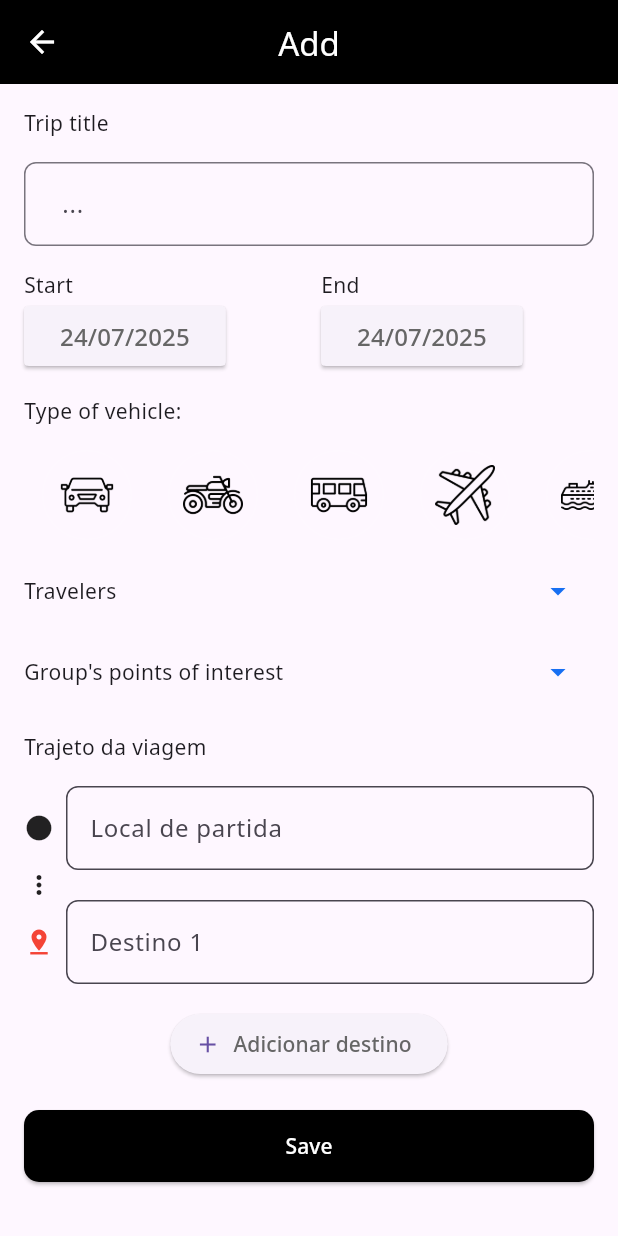
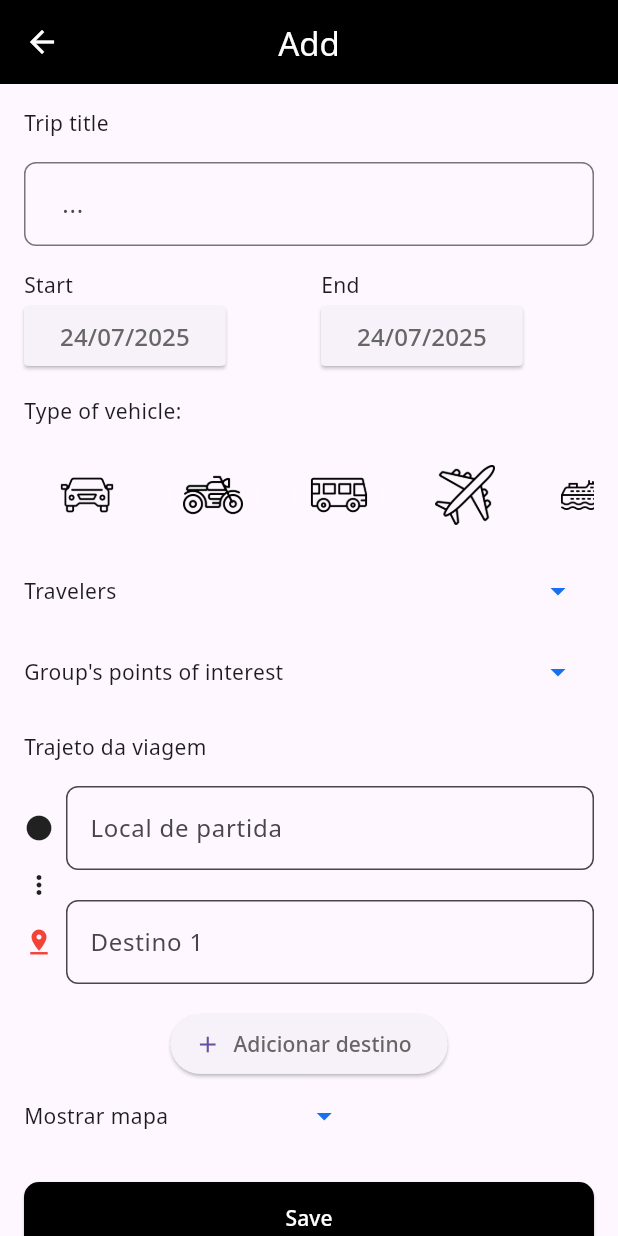
Before and after one commit to Siiki-89/my_travels, a Flutter app: the CreateTravelPage screen opened by its route, on a phone screen of 412 x 824 dp. Run offline on Flutter 3.47's test engine with Material 3 defaults, Android fonts, the phone set to English and light mode, and no system bars; our stand-ins replace flutter_dotenv, geolocator, google_fonts, google_maps_flutter, image_picker, shared_preferences and 1 more; accounts and stored records are empty.

```diff
--- a/my_travels/lib/presentation/pages/create_travel_page.dart
+++ b/my_travels/lib/presentation/pages/create_travel_page.dart
@@ -1,5 +1,6 @@
 import 'package:flutter/material.dart';
 import 'package:my_travels/l10n/app_localizations.dart';
+import 'package:my_travels/presentation/pages/map_page.dart';
 import 'package:my_travels/presentation/provider/map_provider.dart';
 import 'package:my_travels/presentation/provider/travel_provider.dart';
 import 'package:my_travels/presentation/provider/traveler_provider.dart';
@@ -14,24 +15,21 @@ import 'package:intl/intl.dart';
 
 class CreateTravelPage extends StatelessWidget {
   const CreateTravelPage({super.key});
-  static final TextEditingController titleController = TextEditingController();
-  static final TextEditingController startDateController =
-      TextEditingController();
-
   @override
   Widget build(BuildContext context) {
     final loc = AppLocalizations.of(context)!;
     final providerTravel = context.watch<TravelProvider>();
+    final travelerProvider = context.read<TravelerProvider>();
 
     return Scaffold(
       appBar: AppBar(title: Text(loc.add), centerTitle: true),
-      body: LayoutBuilder(
+
+      body: SafeArea(
+        child: LayoutBuilder(
           builder: (context, constraints) {
             return SingleChildScrollView(
               padding: const EdgeInsets.all(16),
-            child: ConstrainedBox(
-              constraints: BoxConstraints(minHeight: constraints.maxHeight),
-              child: IntrinsicHeight(
+
               child: Column(
                 crossAxisAlignment: CrossAxisAlignment.start,
                 children: [
@@ -39,7 +37,7 @@ class CreateTravelPage extends StatelessWidget {
                   Text(loc.travelAddTitle),
                   const SizedBox(height: 16),
                   TextFormField(
-                      controller: titleController,
+                    controller: travelerProvider.titleController,
                     decoration: InputDecoration(
                       border: OutlineInputBorder(
                         borderRadius: BorderRadius.circular(8),
@@ -151,9 +149,7 @@ class CreateTravelPage extends StatelessWidget {
                         padding: const EdgeInsets.only(top: 8.0),
                         child: Wrap(
                           spacing: 8.0,
-                            children: provider.selectedTravelers.map((
-                              travelers,
-                            ) {
+                          children: provider.selectedTravelers.map((travelers) {
                             return Chip(
                               label: Text(travelers.name),
                               onDeleted: () {
@@ -284,6 +280,22 @@ class CreateTravelPage extends StatelessWidget {
                     },
                   ),
 
+                  Row(
+                    children: [
+                      Text('Mostrar mapa'),
+                      SizedBox(width: 80),
+                      IconButton(
+                        onPressed: () {
+                          Navigator.pushNamed(context, '/mappage');
+                        },
+                        icon: const Icon(
+                          Icons.arrow_drop_down_outlined,
+                          color: Color(0xFF176FF2),
+                        ),
+                      ),
+                    ],
+                  ),
+
                   const SizedBox(height: 20),
                   SizedBox(
                     width: double.infinity,
@@ -298,10 +310,9 @@ class CreateTravelPage extends StatelessWidget {
                   ),
                 ],
               ),
-              ),
-            ),
             );
           },
+        ),
       ),
     );
   }
--- a/my_travels/lib/presentation/provider/map_provider.dart
+++ b/my_travels/lib/presentation/provider/map_provider.dart
@@ -4,7 +4,9 @@ import 'package:my_travels/model/location_map_model.dart';
 import 'package:my_travels/services/google_maps_service.dart';
 
 class MapProvider extends ChangeNotifier {
-  final _service = GoogleMapsSerivce();
+  final _service = GoogleMapsService();
+
+  final List<Marker> markers = [];
 
   final List<LocationMapModel?> _stops = [null, null];
   List<LocationMapModel?> get stops => _stops;
--- a/my_travels/lib/presentation/provider/traveler_provider.dart
+++ b/my_travels/lib/presentation/provider/traveler_provider.dart
@@ -6,6 +6,7 @@ import 'package:my_travels/l10n/app_localizations.dart';
 
 class TravelerProvider with ChangeNotifier {
   final TravelerRepository _repository = TravelerRepository();
+  final TextEditingController titleController = TextEditingController();
 
   String _name = '';
   int? _age;
@@ -175,6 +176,7 @@ class TravelerProvider with ChangeNotifier {
     _selectedImage = null;
     _errorMessage = null;
     _editingId = null;
+    titleController.clear();
     notifyListeners();
   }
 
```
Also changed, not shown: my_travels/lib/presentation/pages/map_page.dart (+1 -18 lines), my_travels/lib/presentation/widgets/place_search_field.dart (+12 -1 lines), my_travels/lib/services/google_maps_service.dart (+43 -1 lines). Lines whose indentation alone changed are shown as unchanged.
